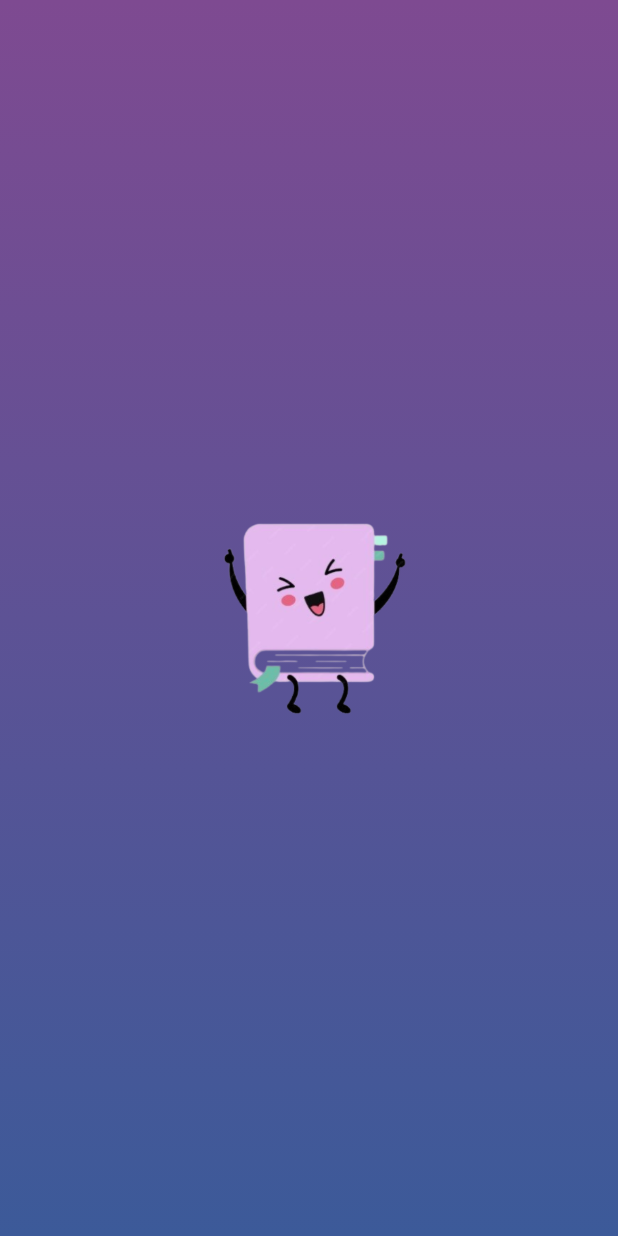
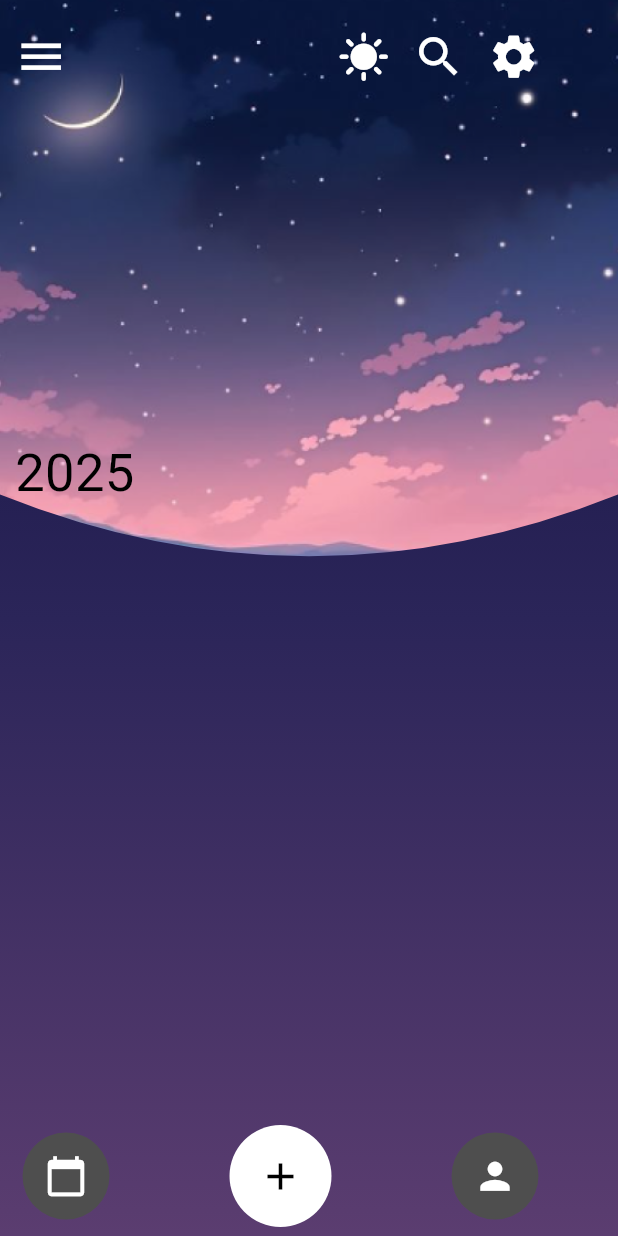
Before and after one commit to PranotiDeshmukh/innerink, a Flutter app: the first screen one second after launch, on a phone screen of 412 x 824 dp. Run offline on Flutter 3.47's test engine with Material 3 defaults, Android fonts, the phone set to English and light mode, and no system bars; our stand-ins replace get, shared_preferences, table_calendar.

Commit message:
completed calender screen

```diff
--- a/lib/main.dart
+++ b/lib/main.dart
@@ -1,10 +1,13 @@
 import 'package:flutter/material.dart';
 import 'package:get/route_manager.dart';
+
 import 'package:innerink_diary/screens/Splashscreen.dart';
 import 'package:innerink_diary/screens/agegroup_screen.dart';
 import 'package:innerink_diary/screens/create_account.dart';
+import 'package:innerink_diary/screens/darkscreen.dart';
 import 'package:innerink_diary/screens/genderselectionscreen.dart';
 import 'package:innerink_diary/screens/keepdiaryscreen.dart';
+import 'package:innerink_diary/screens/lightscreen.dart';
 import 'package:innerink_diary/screens/loginscreen.dart';
 
 import 'package:innerink_diary/screens/silderscreen2.dart';
@@ -25,7 +28,7 @@ class MyApp extends StatelessWidget {
   Widget build(BuildContext context) {
     return GetMaterialApp(
       debugShowCheckedModeBanner: false,
-      initialRoute:  'Splashscreen' ,
+      initialRoute:  '/maindarkscreen' ,
       routes:
        {
         '/createAccount' : (context) => createAccount(),
@@ -37,6 +40,9 @@ class MyApp extends StatelessWidget {
         '/AgegroupScreen' : (context)=>AgegroupScreen(),
         '/Writescreen' : (context) => Writescreen(),
         '/Keepdiaryscreen' : (context) => Keepdiaryscreen(),
+       // '/CurvedBackgroundScreen' : (context)=>CurvedBackgroundScreen(),
+       '/maindarkscreen' : (context)=>maindarkscreen(),
+       '/mainlightscreen' : (context)=>mainlightscreen(),
       },
     );
 
--- a/lib/route/App_routes.dart
+++ b/lib/route/App_routes.dart
@@ -9,4 +9,7 @@ class AppRoutes {
   static const String AgegroupScreen = '/AgegroupScreen';
   static const String Writescreen = '/Writescreen';
   static const String Keepdiaryscreen = '/Keepdiaryscreen';
+  static const String maindarkscreen = '/maindarkscreen';
+  static const String mainlightscreen = '/mainlightscreen';
+  //static const String CurvedBackgroundScreen = '/CurvedBackgroundScreen';
 }
--- /dev/null
+++ b/lib/screens/darkscreen.dart
@@ -0,0 +1,140 @@
+import 'package:flutter/material.dart';
+import 'package:innerink_diary/colors/App_color.dart';
+import 'package:innerink_diary/screens/calendarscreen.dart';
+import 'package:innerink_diary/screens/lightscreen.dart';
+import 'package:innerink_diary/screens/profile.dart';
+
+
+
+class maindarkscreen extends StatelessWidget {
+  const maindarkscreen({super.key});
+
+  @override
+  Widget build(BuildContext context) {
+    return Scaffold(
+      body: Stack(
+        children: [
+          // Background gradient
+          Container(
+            decoration: const BoxDecoration(
+              gradient: LinearGradient(
+                begin: Alignment.topCenter,
+                end: Alignment.bottomCenter,
+                colors: [
+                  Color(0xFF0D0C3B), // Dark top color
+                  Color(0xFF2B2559),
+                  Color(0xFF5B3D70), // Bottom purple
+                ],
+              ),
+            ),
+          ),
+
+          // Curved image at the top
+          ClipPath(//cuts the container the way we want
+            clipper: TopCurveClipper(),
+            child: Container(
+              height: MediaQuery.of(context).size.height * 0.5,
+              decoration: const BoxDecoration(
+                image: DecorationImage(
+                  image: AssetImage("assets/images/realphoto.png"), // your image
+                  fit: BoxFit.cover,
+                ),
+              ),
+            ),
+          ),
+         // Text("helooo",style: TextStyle(color: Colors.white,fontSize: 40),),
+         Padding(
+           padding: const EdgeInsets.only(top: 20),
+           child: Row(
+             children: [
+              SizedBox(width: 10,),
+               Icon(Icons.menu,color: AppColor.secondarycolor,size: 35,),
+               SizedBox(width: 180,),
+               GestureDetector(
+                onTap: () {
+                  Navigator.push(context, MaterialPageRoute(builder: (context)=>mainlightscreen()));
+                },
+                child:Icon(Icons.sunny,color: AppColor.secondarycolor,size: 35,),
+               ),
+                SizedBox(width: 15,),
+               Icon(Icons.search,color: AppColor.secondarycolor,size: 35,),
+                SizedBox(width: 15,),
+               Icon(Icons.settings,color: AppColor.secondarycolor,size: 35,),
+                SizedBox(width: 15,),
+             ],
+           ),
+         ),
+
+
+         Padding(
+           padding: const EdgeInsets.only(top: 290,left: 10),
+           child: Text("2025",style: TextStyle(color: AppColor.primarycolor,fontSize: 35),),
+         ),
+
+         Padding(
+           padding: const EdgeInsets.only(top: 750),
+           child: Row(
+            children: [
+              SizedBox(width: 15,),
+
+              GestureDetector(
+                onTap: (){
+                  Navigator.push(context, MaterialPageRoute(builder: (context)=>Calendarscreen()));
+                },
+                child:CircleAvatar(
+
+                      backgroundColor: AppColor.ternarycolor,
+                      radius: 29,
+                      child: Icon(Icons.calendar_today, color: AppColor.secondarycolor,size: 29,),
+                    ),
+              ),
+
+                    SizedBox(width: 80,),
+
+                     CircleAvatar(
+                      radius: 34,
+                      backgroundColor: AppColor.secondarycolor,
+                      child: Icon(Icons.add, color: AppColor.primarycolor,size: 30,),
+                    ),
+                     SizedBox(width: 80,),
+
+                     GestureDetector(
+                      onTap: () {
+                        Navigator.push(context, MaterialPageRoute(builder: (context)=>ProfileScreen()));
+                      },
+                      child:
+                     CircleAvatar(
+                      radius: 29,
+                      backgroundColor: AppColor.ternarycolor,
+                      child: Icon(Icons.person, color: AppColor.secondarycolor,size: 29,),
+                    ),
+                     )
+
+
+
+            ],
+           ),
+         )
+        ],
+      ),
+    );
+  }
+}
+
+class TopCurveClipper extends CustomClipper<Path> {
+  @override
+  Path getClip(Size size) {
+    Path path = Path();
+    path.lineTo(0, size.height * 0.8);
+    path.quadraticBezierTo(//to make the curve
+      size.width * 0.5, size.height, // control point
+      size.width, size.height * 0.8, // end point
+    );
+    path.lineTo(size.width, 0);
+    path.close();
+    return path;
+  }
+
+  @override
+  bool shouldReclip(CustomClipper<Path> oldClipper) => false;
+}
--- a/pubspec.yaml
+++ b/pubspec.yaml
@@ -35,6 +35,8 @@ dependencies:
   # Use with the CupertinoIcons class for iOS style icons.
   cupertino_icons: ^1.0.8
   get: ^4.7.2
+  shared_preferences: ^2.5.3
+  table_calendar: ^3.2.0
 
 dev_dependencies:
   flutter_test:
```
Also changed, not shown: lib/controller/eyebutton_controller.dart (+17 -0 lines), lib/screens/calendarscreen.dart (added, +42 -0 lines), lib/screens/lightscreen.dart (added, +138 -0 lines), lib/screens/loginscreen.dart (+85 -71 lines), lib/screens/mainscreen.dart (+19 -0 lines), lib/screens/profile.dart (added, +87 -0 lines), assets/images/light.png (added), assets/images/realphoto.png (added), assets/images/realtop.png (added), pubspec.lock, 1 other file.
